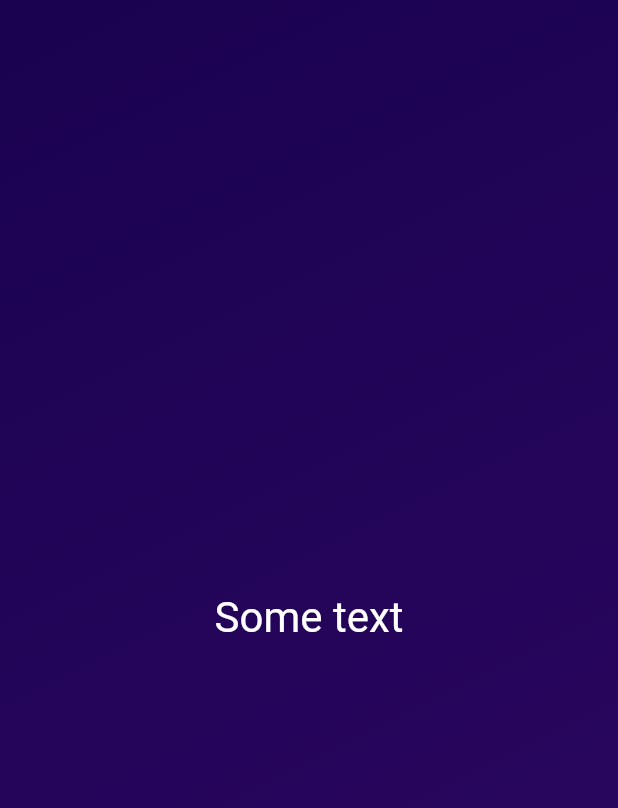
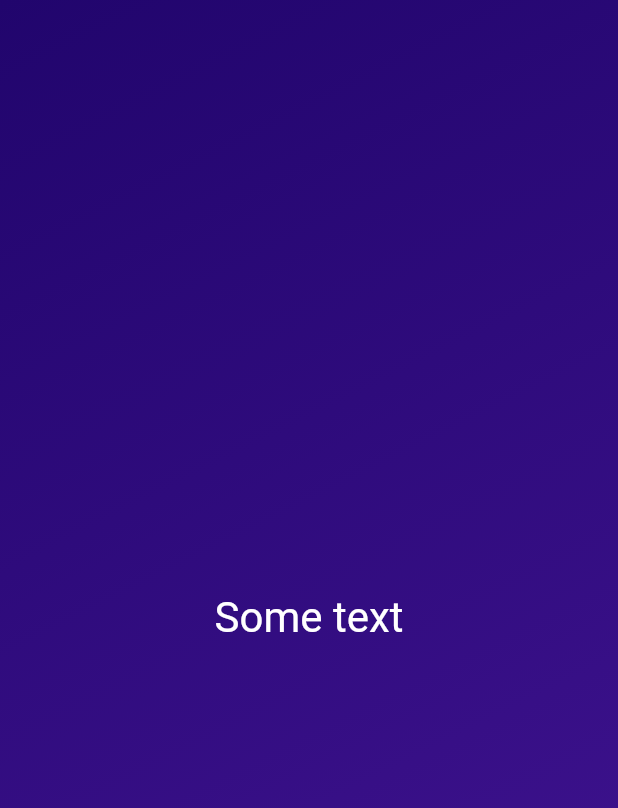
Before and after one commit to Isco170/Flutter_dev, a Flutter app: the screen it shows after launch, on a phone screen of 412 x 824 dp. Shown: the top 808 px of the screen. Run offline on Flutter 3.47's test engine with Material 2 defaults, Android fonts, the phone set to English and light mode, and no system bars.

Commit message:
Practice: Reusable Widgets & Constructor Functions

```diff
--- a/first_app/lib/gradiente_container.dart
+++ b/first_app/lib/gradiente_container.dart
@@ -6,24 +6,43 @@ const startAlignment = Alignment.topLeft;
 const endAlignment = Alignment.bottomRight;
 
 class GradientContainer extends StatelessWidget {
-  const GradientContainer({super.key});
+  const GradientContainer(this.color1, this.color2, {super.key});
+
+  final Color color1;
+  final Color color2;
 
   @override
   Widget build(context) {
     return Container(
-      decoration: const BoxDecoration(
+      decoration: BoxDecoration(
         gradient: LinearGradient(
-          colors: [
-            Color.fromARGB(255, 26, 2, 80),
-            Color.fromARGB(255, 45, 7, 98),
-          ],
+          colors: [color1, color2],
           begin: startAlignment,
           end: endAlignment,
         ),
       ),
-      child: const Center(
-        child: StyledText('Some text')
-      ),
+      child: const Center(child: StyledText('Some text')),
     );
   }
 }
+
+
+// class GradientContainer extends StatelessWidget {
+//   const GradientContainer({super.key, required this.colors});
+
+//   final List<Color> colors;
+
+//   @override
+//   Widget build(context) {
+//     return Container(
+//       decoration: BoxDecoration(
+//         gradient: LinearGradient(
+//           colors: colors,
+//           begin: startAlignment,
+//           end: endAlignment,
+//         ),
+//       ),
+//       child: const Center(child: StyledText('Some text')),
+//     );
+//   }
+// }
--- a/first_app/lib/main.dart
+++ b/first_app/lib/main.dart
@@ -7,7 +7,10 @@ void main() {
   runApp(
     const MaterialApp(
       home: Scaffold(
-        body: GradientContainer(),
+        body: GradientContainer(
+          Color.fromARGB(255, 33, 5, 109),
+          Color.fromARGB(255, 68, 21, 149)
+        ),
         ),
     ),
   );
```
